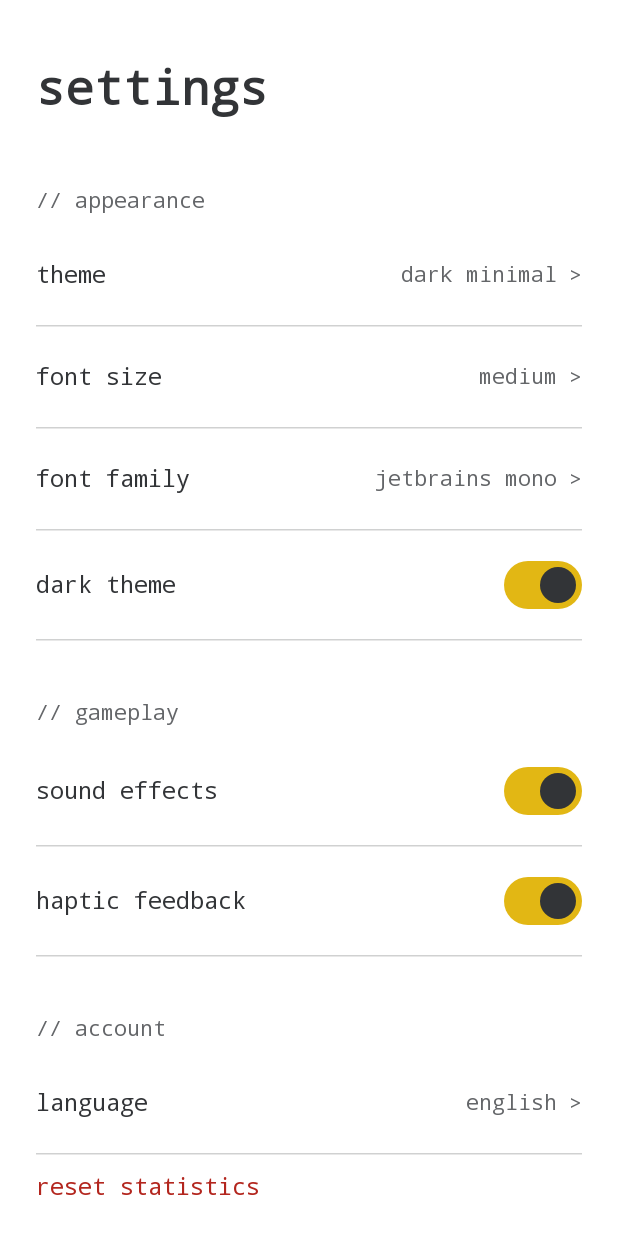
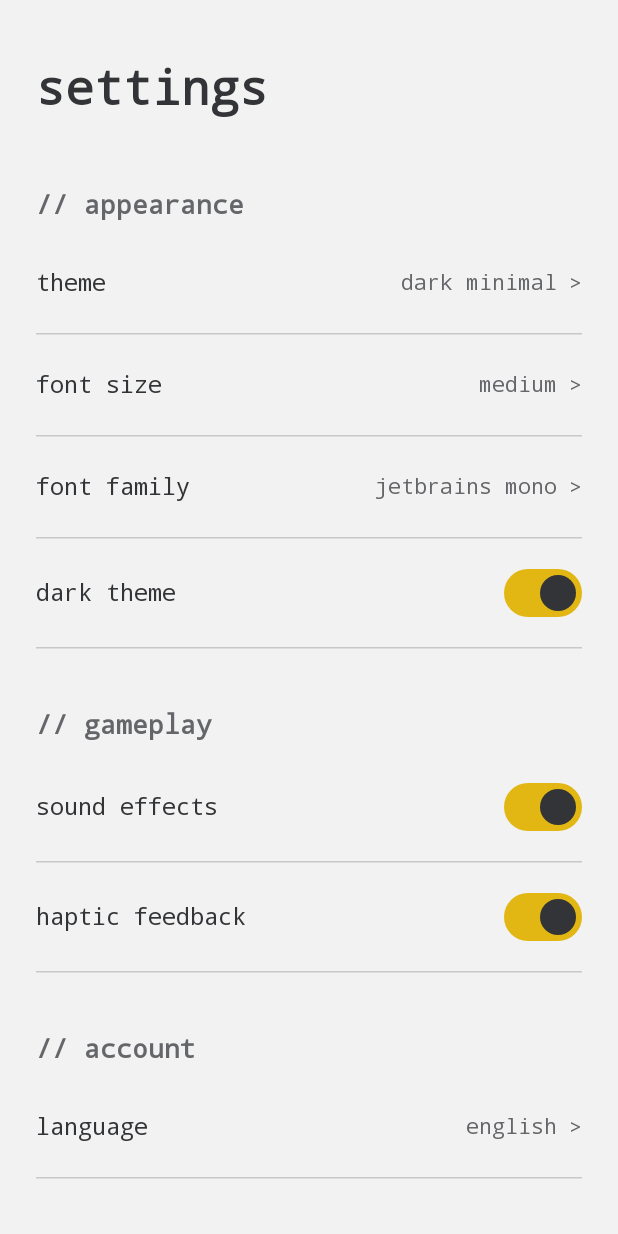
Before and after one commit to KongQuan98/MobileTypist, an Android app built with Jetpack Compose: the @Preview function SettingsScreenPreview, on a phone screen of 412 x 824 dp. Run offline under Robolectric (Android 15) with nearby library versions, the light colour scheme and no system bars; network calls fail.

Commit message:
Minor modifying in font size and padding and etc

```diff
--- a/composeApp/src/commonMain/kotlin/org/example/project/screens/LeaderboardScreen.kt
+++ b/composeApp/src/commonMain/kotlin/org/example/project/screens/LeaderboardScreen.kt
@@ -92,7 +92,7 @@ fun LeaderboardScreen(
                     .fillMaxSize()
                     .padding(horizontal = 24.dp)
             ) {
-                Spacer(Modifier.height(screenHeight * 0.05f))
+                Spacer(Modifier.height(40.dp))
 
                 Text(
                     text = "leaderboard",
@@ -270,6 +270,8 @@ private fun PodiumPosition(
             textAlign = TextAlign.Center
         )
 
+        Spacer(Modifier.height(4.dp))
+
         Row(verticalAlignment = Alignment.Bottom) {
             Text(
                 text = entry.wpm.toString(),
--- a/composeApp/src/commonMain/kotlin/org/example/project/screens/SettingsScreen.kt
+++ b/composeApp/src/commonMain/kotlin/org/example/project/screens/SettingsScreen.kt
@@ -26,6 +26,7 @@ import androidx.compose.ui.graphics.Color
 import androidx.compose.ui.text.TextStyle
 import androidx.compose.ui.text.font.FontFamily
 import androidx.compose.ui.text.font.FontWeight
+import androidx.compose.ui.text.style.TextAlign
 import androidx.compose.ui.unit.dp
 import androidx.compose.ui.unit.sp
 import org.example.project.MobileTypistTheme
@@ -46,7 +47,7 @@ fun SettingsScreen(
 ) {
     Surface(
         modifier = modifier.fillMaxSize(),
-        color = Color.Transparent,
+        color = MaterialTheme.colorScheme.background,
     ) {
         Column(
             modifier = Modifier
@@ -112,6 +113,8 @@ fun SettingsScreen(
 
             SettingNavRow(label = "language", value = "english")
 
+            Spacer(Modifier.height(32.dp))
+
             Text(
                 text = "reset statistics",
                 modifier = Modifier
@@ -122,7 +125,8 @@ fun SettingsScreen(
                     color = MaterialTheme.colorScheme.error,
                     fontSize = 16.sp,
                     fontFamily = FontFamily.Monospace
-                )
+                ),
+                textAlign = TextAlign.Center
             )
 
             Text(
@@ -135,7 +139,8 @@ fun SettingsScreen(
                     color = MaterialTheme.colorScheme.error,
                     fontSize = 16.sp,
                     fontFamily = FontFamily.Monospace
-                )
+                ),
+                textAlign = TextAlign.Center
             )
 
             Spacer(Modifier.height(64.dp))
@@ -163,8 +168,9 @@ private fun SettingSectionHeader(title: String) {
         text = title,
         style = TextStyle(
             color = MaterialTheme.colorScheme.onSurfaceVariant,
-            fontSize = 14.sp,
-            fontFamily = FontFamily.Monospace
+            fontSize = 18.sp,
+            fontFamily = FontFamily.Monospace,
+            fontWeight = FontWeight.ExtraBold
         ),
         modifier = Modifier.padding(vertical = 8.dp)
     )
@@ -195,7 +201,8 @@ private fun SettingNavRow(label: String, value: String) {
                     color = MaterialTheme.colorScheme.onSurfaceVariant,
                     fontSize = 14.sp,
                     fontFamily = FontFamily.Monospace
-                )
+                ),
+                textAlign = TextAlign.End,
             )
             Spacer(Modifier.width(8.dp))
             Text(
--- a/composeApp/src/commonMain/kotlin/org/example/project/viewModel/HomeViewModel.kt
+++ b/composeApp/src/commonMain/kotlin/org/example/project/viewModel/HomeViewModel.kt
@@ -21,7 +21,7 @@ class HomeViewModel(
 ) {
 
     val modes = listOf(TypingMode.TIME, TypingMode.WORDS, TypingMode.QUOTES)
-    val timeOptions = listOf(30, 60)
+    val timeOptions = listOf(15, 30, 60)
     val wordOptions = listOf(25, 50, 100)
 
     var selectedTime by mutableStateOf(30)
```
Also changed, not shown: composeApp/src/commonMain/kotlin/org/example/project/screens/HomeScreen.kt (+3 -6 lines), composeApp/src/commonMain/kotlin/org/example/project/ui/MainScaffold.kt (+9 -1 lines), composeApp/src/commonMain/kotlin/org/example/project/ui/TypingComponents.kt (+9 -41 lines).
